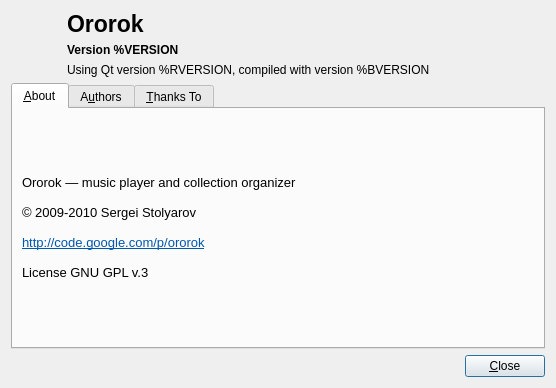
Before: the Qt Designer form src/aboutdialog.ui in sigsergv/ororok, drawn with Qt 5.
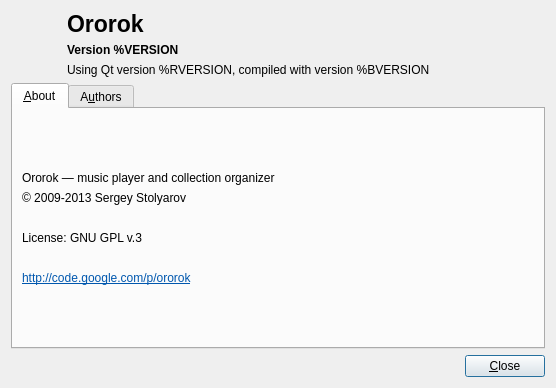
After: the same form once the commit is applied. Icons and pictures are not drawn.

What changed in the file:
```diff
--- a/src/aboutdialog.ui
+++ b/src/aboutdialog.ui
@@ -97,24 +97,68 @@
       <attribute name="title">
        <string>&amp;About</string>
       </attribute>
-      <layout class="QHBoxLayout" name="horizontalLayout_2">
+      <layout class="QVBoxLayout" name="horizontalLayout_2">
+       <item>
+        <spacer name="verticalSpacer">
+         <property name="orientation">
+          <enum>Qt::Vertical</enum>
+         </property>
+         <property name="sizeHint" stdset="0">
+          <size>
+           <width>20</width>
+           <height>40</height>
+          </size>
+         </property>
+        </spacer>
+       </item>
+       <item>
+        <widget class="QLabel" name="label_2">
+         <property name="text">
+          <string>Ororok — music player and collection organizer</string>
+         </property>
+         <property name="textFormat">
+          <enum>Qt::PlainText</enum>
+         </property>
+        </widget>
+       </item>
+       <item>
+        <widget class="QLabel" name="label_3">
+         <property name="text">
+          <string>© 2009-2013 Sergey Stolyarov</string>
+         </property>
+         <property name="textFormat">
+          <enum>Qt::PlainText</enum>
+         </property>
+        </widget>
+       </item>
        <item>
         <widget class="QLabel" name="label_5">
          <property name="text">
-          <string>&lt;!DOCTYPE HTML PUBLIC &quot;-//W3C//DTD HTML 4.0//EN&quot; &quot;http://www.w3.org/TR/REC-html40/strict.dtd&quot;&gt;
-&lt;html&gt;&lt;head&gt;&lt;meta name=&quot;qrichtext&quot; content=&quot;1&quot; /&gt;&lt;style type=&quot;text/css&quot;&gt;
-p, li { white-space: pre-wrap; }
-&lt;/style&gt;&lt;/head&gt;&lt;body style=&quot; font-family:'PT Sans'; font-size:10pt; font-weight:400; font-style:normal;&quot;&gt;
-&lt;p style=&quot; margin-top:0px; margin-bottom:0px; margin-left:0px; margin-right:0px; -qt-block-indent:0; text-indent:0px;&quot;&gt;Ororok — music player and collection organizer&lt;/p&gt;
-&lt;p style=&quot;-qt-paragraph-type:empty; margin-top:0px; margin-bottom:0px; margin-left:0px; margin-right:0px; -qt-block-indent:0; text-indent:0px;&quot;&gt;&lt;/p&gt;
-&lt;p style=&quot; margin-top:0px; margin-bottom:0px; margin-left:0px; margin-right:0px; -qt-block-indent:0; text-indent:0px;&quot;&gt;© 2009-2010 Sergei Stolyarov &lt;/p&gt;
-&lt;p style=&quot;-qt-paragraph-type:empty; margin-top:0px; margin-bottom:0px; margin-left:0px; margin-right:0px; -qt-block-indent:0; text-indent:0px;&quot;&gt;&lt;/p&gt;
-&lt;p style=&quot; margin-top:0px; margin-bottom:0px; margin-left:0px; margin-right:0px; -qt-block-indent:0; text-indent:0px;&quot;&gt;&lt;a href=&quot;http://code.google.com/p/ororok&quot;&gt;&lt;span style=&quot; text-decoration: underline; color:#0057ae;&quot;&gt;http://code.google.com/p/ororok&lt;/span&gt;&lt;/a&gt;&lt;/p&gt;
-&lt;p style=&quot;-qt-paragraph-type:empty; margin-top:0px; margin-bottom:0px; margin-left:0px; margin-right:0px; -qt-block-indent:0; text-indent:0px;&quot;&gt;&lt;/p&gt;
-&lt;p style=&quot; margin-top:0px; margin-bottom:0px; margin-left:0px; margin-right:0px; -qt-block-indent:0; text-indent:0px;&quot;&gt;License GNU GPL v.3&lt;/p&gt;&lt;/body&gt;&lt;/html&gt;</string>
+          <string/>
+         </property>
+        </widget>
+       </item>
+       <item>
+        <widget class="QLabel" name="label_4">
+         <property name="text">
+          <string>License: GNU GPL v.3</string>
          </property>
          <property name="textFormat">
-          <enum>Qt::RichText</enum>
+          <enum>Qt::PlainText</enum>
+         </property>
+        </widget>
+       </item>
+       <item>
+        <widget class="QLabel" name="label_8">
+         <property name="text">
+          <string/>
+         </property>
+        </widget>
+       </item>
+       <item>
+        <widget class="QLabel" name="label_7">
+         <property name="text">
+          <string>&lt;html&gt;&lt;head/&gt;&lt;body&gt;&lt;p&gt;&lt;a href=&quot;http://code.google.com/p/ororok&quot;&gt;&lt;span style=&quot; text-decoration: underline; color:#0057ae;&quot;&gt;http://code.google.com/p/ororok&lt;/span&gt;&lt;/a&gt;&lt;/p&gt;&lt;/body&gt;&lt;/html&gt;</string>
          </property>
          <property name="openExternalLinks">
           <bool>true</bool>
@@ -124,6 +168,19 @@
          </property>
         </widget>
        </item>
+       <item>
+        <spacer name="verticalSpacer_2">
+         <property name="orientation">
+          <enum>Qt::Vertical</enum>
+         </property>
+         <property name="sizeHint" stdset="0">
+          <size>
+           <width>20</width>
+           <height>40</height>
+          </size>
+         </property>
+        </spacer>
+       </item>
       </layout>
      </widget>
      <widget class="QWidget" name="tab_3">
@@ -153,11 +210,6 @@
        </item>
       </layout>
      </widget>
-     <widget class="QWidget" name="tab_2">
-      <attribute name="title">
-       <string>&amp;Thanks To</string>
-      </attribute>
-     </widget>
     </widget>
    </item>
    <item>
```
Left out of the diff: 59 changed lines with no effect on the pictures.
